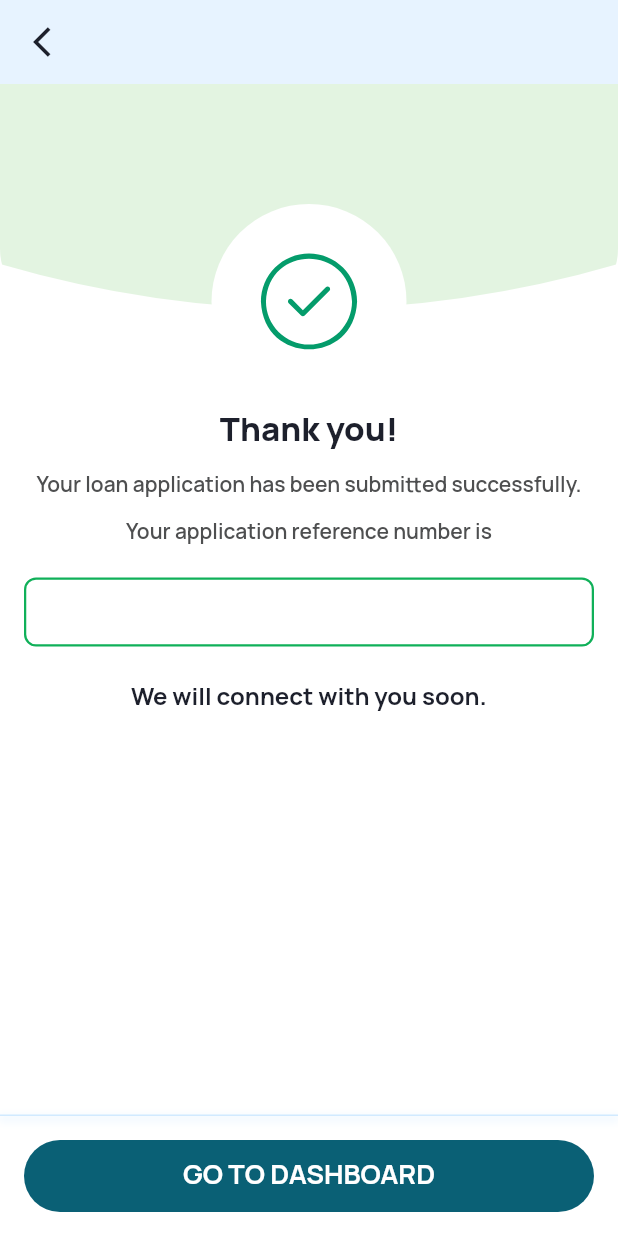
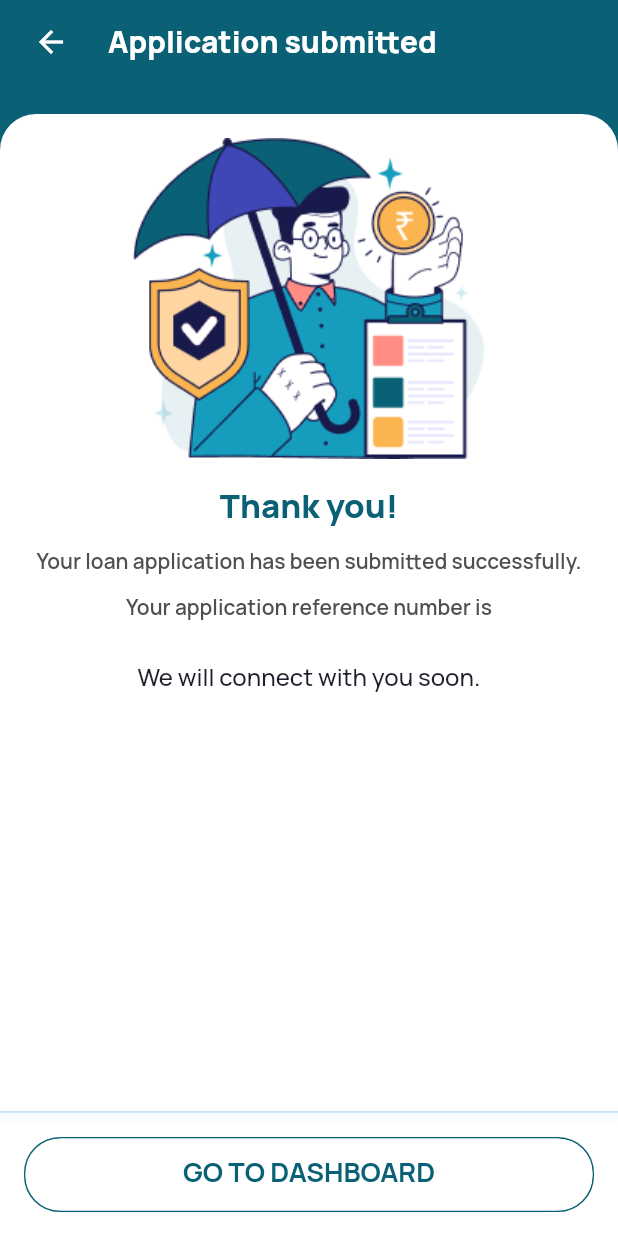
Before and after one commit to iambasant1003/flutterROT, a Flutter app: the LoanApplicationSubmit screen opened directly with empty values, on a phone screen of 412 x 824 dp. Run offline on Flutter 3.47's test engine with Material 3 defaults, Android fonts, the phone set to English and light mode, and no system bars; our stand-ins replace camera, device_info_plus, dio, dropdown_button2, equatable, file_picker and 21 more; missing offline and left inert: appsflyer_sdk, clevertap_plugin, flutter_cashfree_pg_sdk, network_info_plus, razorpay_flutter, syncfusion_flutter_pdf and 1 more; accounts and stored records are empty.

Commit message:
all ui comleted

```diff
--- a/lib/Constant/ImageConstant/ImageConstants.dart
+++ b/lib/Constant/ImageConstant/ImageConstants.dart
@@ -81,4 +81,7 @@ class ImageConstants {
   static const String rotCallUs = "assets/icons/rot_call_us.png";
   static const String rotSessionTimeOut = "assets/rot/images/rot_session_timeout.png";
   static const String rotUploadBankStatement = "assets/rot/icons/rot_upload_bankstatement.png";
+  static const String rotCurrentStep = "assets/rot/icons/ic_arrow_forward_circular_outlined.svg";
+  static const String imgApplicationSubmit = "assets/rot/images/img_application_submit.png";
+
 }
--- a/lib/Screens/loanApplicationPage/loan_application_submit.dart
+++ b/lib/Screens/loanApplicationPage/loan_application_submit.dart
@@ -35,54 +35,56 @@ class _LoanApplicationSubmit extends State<LoanApplicationSubmit> {
   @override
   Widget build(BuildContext context) {
     return Scaffold(
+      backgroundColor: ColorConstant.appThemeColor,
       appBar: Loan112AppBar(
-        backgroundColor: Color(0xffE7F3FF),
         customLeading: InkWell(
-          onTap: () {
-            GoRouter.of(context).push(AppRouterName.dashboardPage);
+          onTap: () async{
+            context.pop();
+            //await getCustomerDetailsApiCall();
           },
-          child: Icon(
-              Icons.arrow_back_ios, color: ColorConstant.blackTextColor),
+          child: Icon(Icons.arrow_back, color: ColorConstant.whiteColor),
+        ),
+        title: Text(
+          "Application submitted",
+          style: TextStyle(
+            fontSize: FontConstants.f20,
+            fontWeight: FontConstants.w800,
+            fontFamily: FontConstants.fontFamily,
+            color: ColorConstant.whiteColor,
           ),
         ),
+      ),
+
       body: SafeArea(
         bottom: true,
         child: Column(
           children: [
+            SizedBox(height: 20),
             Expanded(
+              child: Container(
+                decoration: BoxDecoration(
+                  color: ColorConstant.whiteColor,
+                  borderRadius: BorderRadius.only(
+                    topRight: Radius.circular(24),
+                    topLeft: Radius.circular(24)
+                  )
+                ),
                 child: SingleChildScrollView(
                   child: Column(
                     children: [
-                    Stack(
-                      clipBehavior: Clip.none,
-                      children: [
-                        Loan112ConcaveContainer(height: 150),
-                        Positioned(
-                          left: 10,
-                          right: 10,
-                          bottom: -60,
-                          child: Container(
-                            height: 130,
-                            width: 130,
-                            decoration: BoxDecoration(
-                              color: ColorConstant.whiteColor,
-                              shape: BoxShape.circle,
-                            ),
-                            child: Center(
-                              child: SvgPicture.asset(ImageConstants.successIcon),
+                     Padding(
+                       padding: const EdgeInsets.all(16.0),
+                       child: Image.asset(
+                         ImageConstants.imgApplicationSubmit
                        ),
                      ),
-                        )
-                      ],
-                    ),
-                    const SizedBox(height: 65),
                       Text(
                         "Thank you!",
                         style: TextStyle(
                           fontSize: FontConstants.f22,
                           fontWeight: FontConstants.w800,
                           fontFamily: FontConstants.fontFamily,
-                        color: ColorConstant.blackTextColor,
+                          color: ColorConstant.appThemeColor,
                         ),
                       ),
                       const SizedBox(height: 12.0),
@@ -114,37 +116,25 @@ class _LoanApplicationSubmit extends State<LoanApplicationSubmit> {
                                 color: Color(0xff4E4F50),
                               ),
                             ),
-                          const SizedBox(height: 22.0),
-                          Container(
-                            padding: const EdgeInsets.symmetric(vertical: 12, horizontal: 16),
-                            decoration: BoxDecoration(
-                              border: Border.all(
-                                color: ColorConstant.greenColor,
-                                width: 1.5,
-                              ),
-                              borderRadius: BorderRadius.circular(8), // rounded corners
-                              color: Colors.transparent, // no fill
-                            ),
-                            child:  Center(
+                            Center(
                               child: Text(
                                 widget.bankAccountPost.reference ?? "",
                                 style: TextStyle(
-                                    color: ColorConstant.greenColor,
-                                    fontSize: FontConstants.f14,
-                                    fontWeight: FontConstants.w700,
+                                    color: ColorConstant.appThemeColor,
+                                    fontSize: FontConstants.f16,
+                                    fontWeight: FontConstants.w800,
                                     fontFamily: FontConstants.fontFamily
                                 ),
                               ),
                             ),
-                          ),
-                          const SizedBox(height: 22.0),
+                            const SizedBox(height: 4.0),
                             Text(
                               "We will connect with you soon.",
                               textAlign: TextAlign.center,
                               style: TextStyle(
                                 fontSize: FontConstants.f16,
                                 fontFamily: FontConstants.fontFamily,
-                              fontWeight: FontConstants.w700,
+                                fontWeight: FontConstants.w500,
                                 color: ColorConstant.blackTextColor,
                               ),
                             ),
@@ -155,23 +145,35 @@ class _LoanApplicationSubmit extends State<LoanApplicationSubmit> {
                   ),
                 ),
               ),
+            ),
             // 👇 Buttons pinned to bottom
-            Column(
+            Container(
+              color: ColorConstant.whiteColor,
+              child: Column(
                 children: [
                   BottomDashLine(),
                   const SizedBox(height: 16.0),
                   Padding(
                     padding: EdgeInsets.symmetric(
                         horizontal: FontConstants.horizontalPadding),
-                  child:  Loan112Button(
+                    child:  Container(
+                      decoration: BoxDecoration(
+                        borderRadius: BorderRadius.all(Radius.circular(24)),
+                        border: Border.all(color: ColorConstant.appThemeColor,width: 1)
+                      ),
+                      child: Loan112Button(
+                        backGroundColor: ColorConstant.whiteColor,
                         text: "GO TO DASHBOARD",
+                        textColor: ColorConstant.appThemeColor,
                         onPressed: (){
                           GoRouter.of(context).push(AppRouterName.dashboardPage);
                         },
                       ),
                     ),
+                  ),
                   const SizedBox(height: 16.0),
                 ],
+              ),
             ),
           ],
         ),
--- a/lib/Widget/common_step.dart
+++ b/lib/Widget/common_step.dart
@@ -111,7 +111,7 @@ class JourneyStepCard extends StatelessWidget {
         borderColor = Colors.black12;
         bgColor = Colors.white;
         textColor = Colors.black;
-        trailingIcon = const Icon(Icons.pause_circle_filled_outlined, color: Colors.teal);
+        trailingIcon = const Icon(Icons.arrow_circle_right_outlined, color: ColorConstant.appThemeColor);
         break;
       default: // Upcoming
         borderColor = Colors.grey.shade300;
--- a/pubspec.yaml
+++ b/pubspec.yaml
@@ -94,7 +94,7 @@ dev_dependencies:
 flutter_launcher_icons:
   android: true
   ios: true
-  image_path: "assets/appIcon/loan112_app_icon.png"
+  image_path: "assets/appIcon/rot_app_icon.png"
 
 
 
```
Also changed, not shown: lib/Constant/ApiUrlConstant/WebviewUrl.dart (+6 -6 lines), lib/Screens/drawer/drawer_page.dart (+12 -12 lines), lib/Screens/loanApplicationPage/loan_application_page.dart (+3 -5 lines), assets/appIcon/rot_app_icon.png (added), assets/rot/icons/ic_arrow_forward_circular_outlined.svg (added), assets/rot/images/img_application_submit.png (added), 26 other files. Lines whose indentation alone changed are shown as unchanged.
